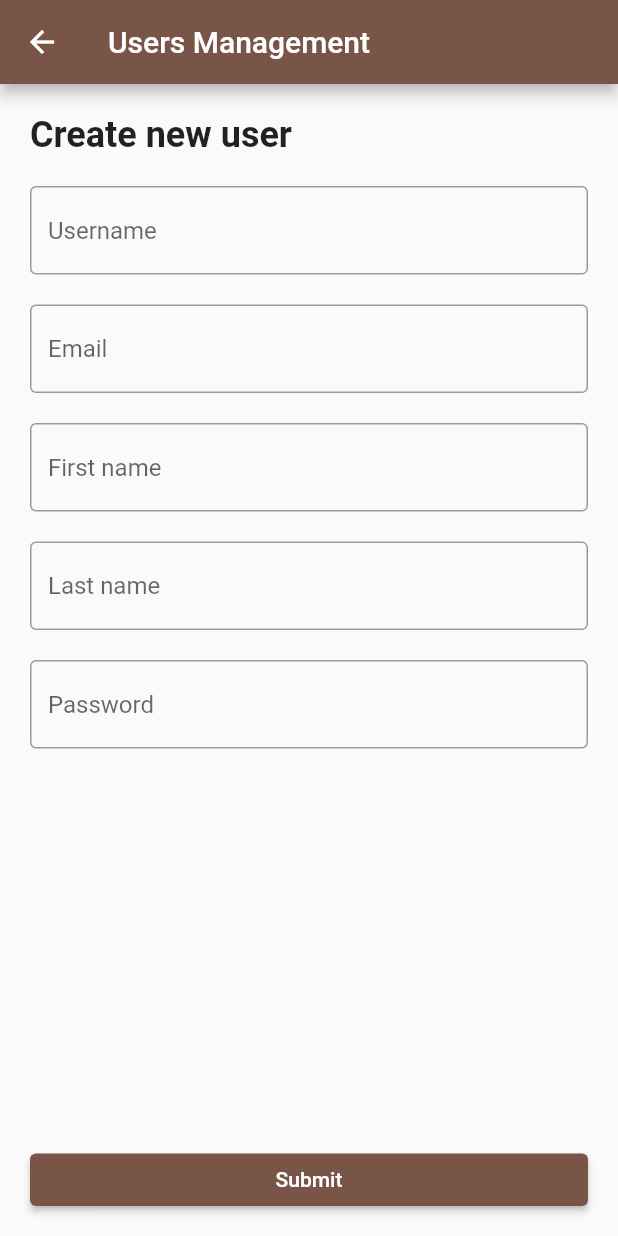
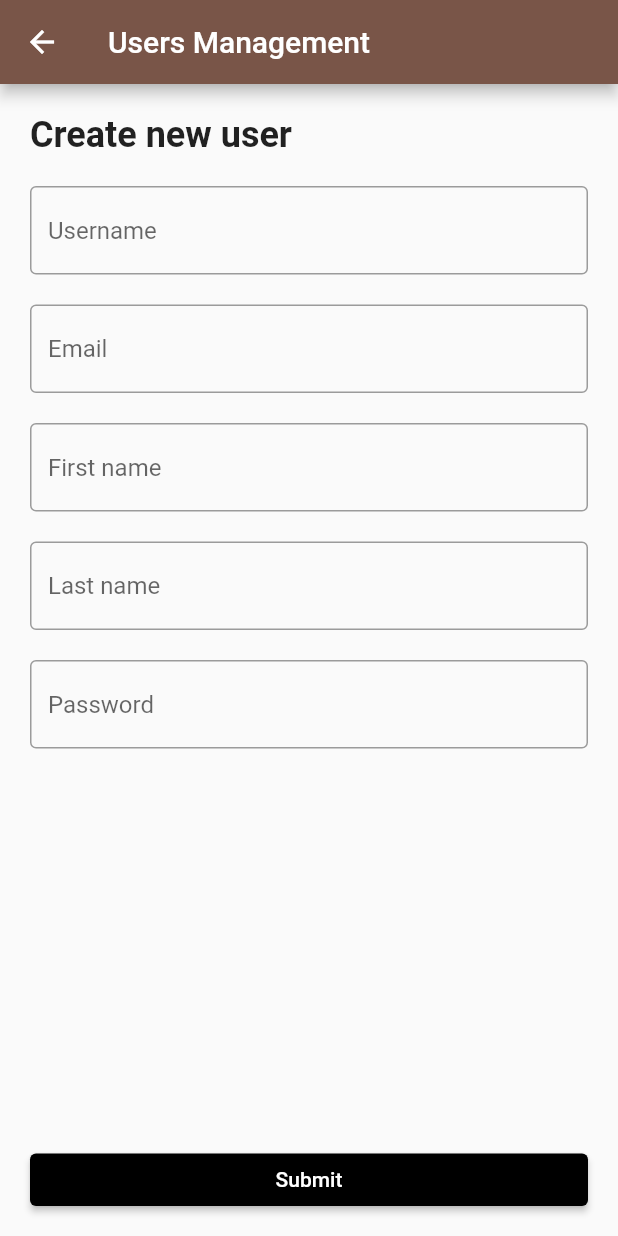
Before and after one commit to sesinando2/ibenta_technical_test_flutter, a Flutter app: the screen it shows after launch, after a tap on the "add" icon, on a phone screen of 412 x 824 dp. Run offline on Flutter 3.47's test engine with Material 2 defaults, Android fonts, the light colour scheme and no system bars; missing offline and left inert: oauth2; statements that could not run were skipped.

Commit message:
Added extra styling

```diff
--- a/lib/app.dart
+++ b/lib/app.dart
@@ -9,6 +9,7 @@ class MyApp extends StatelessWidget {
       debugShowCheckedModeBanner: false,
       theme: ThemeData(
         primarySwatch: Colors.brown,
+        accentColor: Colors.black,
       ),
       home: UsersPage(),
     );
--- a/lib/data/api_client.dart
+++ b/lib/data/api_client.dart
@@ -11,7 +11,7 @@ class ApiClient {
   dynamic get(String path) async {
     final response = await _client.get(
       Uri.parse('${ApiConstants.BASE_URL}$path'),
-      headers: {'Content-Type': 'application-json'},
+      headers: {'Content-Type': 'application/json;charset=UTF-8'},
     );
 
     if (response.statusCode == 200) {
@@ -68,7 +68,6 @@ class ApiClient {
     if (response.statusCode == 200) {
       return json.decode(response.body);
     } else {
-      print(response.statusCode);
       throw Exception(response.reasonPhrase);
     }
   }
--- a/lib/views/users/user_page.dart
+++ b/lib/views/users/user_page.dart
@@ -157,6 +157,11 @@ class _UserPageState extends State<UserPage> {
             Expanded(
               child: ElevatedButton(
                 child: Text(widget.user == null ? "Submit" : 'Update'),
+                style: ButtonStyle(
+                  backgroundColor: _isProcessing
+                      ? MaterialStateProperty.all<Color>(Colors.grey)
+                      : MaterialStateProperty.all<Color>(Colors.black),
+                ),
                 onPressed: _isProcessing
                     ? null
                     : () async {
--- a/lib/views/users/users_page.dart
+++ b/lib/views/users/users_page.dart
@@ -46,9 +46,9 @@ class _UsersPageState extends State<UsersPage> {
         future: _getUsers(),
         builder: (context, snapshot) {
           if (snapshot.hasData) {
-            if (snapshot.data!.isEmpty) {
+            if (snapshot.data?.isEmpty ?? true) {
               return Center(
-                child: Text("No users found"),
+                child: Text("No users found. Please add your first user"),
               );
             }
             return ListView.separated(
@@ -60,6 +60,9 @@ class _UsersPageState extends State<UsersPage> {
               itemBuilder: (context, index) {
                 final user = snapshot.data![index];
                 return ListTile(
+                  leading: CircleAvatar(
+                    child: Text("${user.firstName[0]}${user.lastName[0]}"),
+                  ),
                   title: Text(user.userName),
                   subtitle: Text(user.email),
                   onTap: () async {
@@ -77,6 +80,7 @@ class _UsersPageState extends State<UsersPage> {
                       setState(() {});
                     }
                   },
+                  trailing: Icon(Icons.chevron_right),
                 );
               },
             );
@@ -95,6 +99,7 @@ class _UsersPageState extends State<UsersPage> {
       ),
       floatingActionButton: FloatingActionButton(
         child: Icon(Icons.add),
+        backgroundColor: Colors.black,
         onPressed: () async {
           final didCreate = await Navigator.of(context).push<bool>(
             MaterialPageRoute(
```
